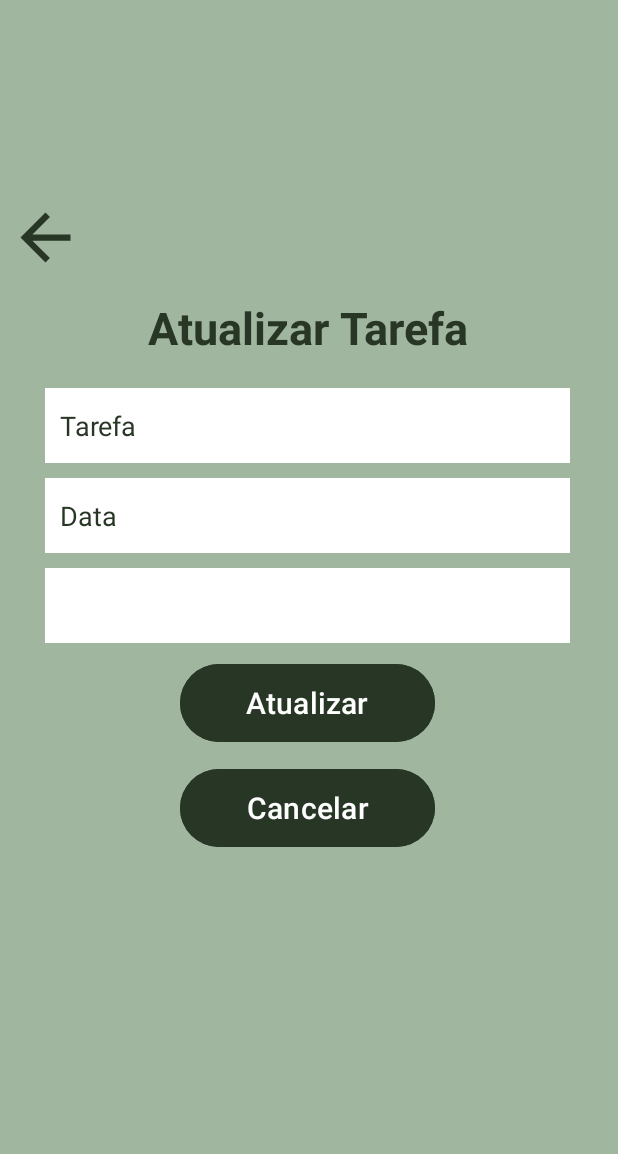
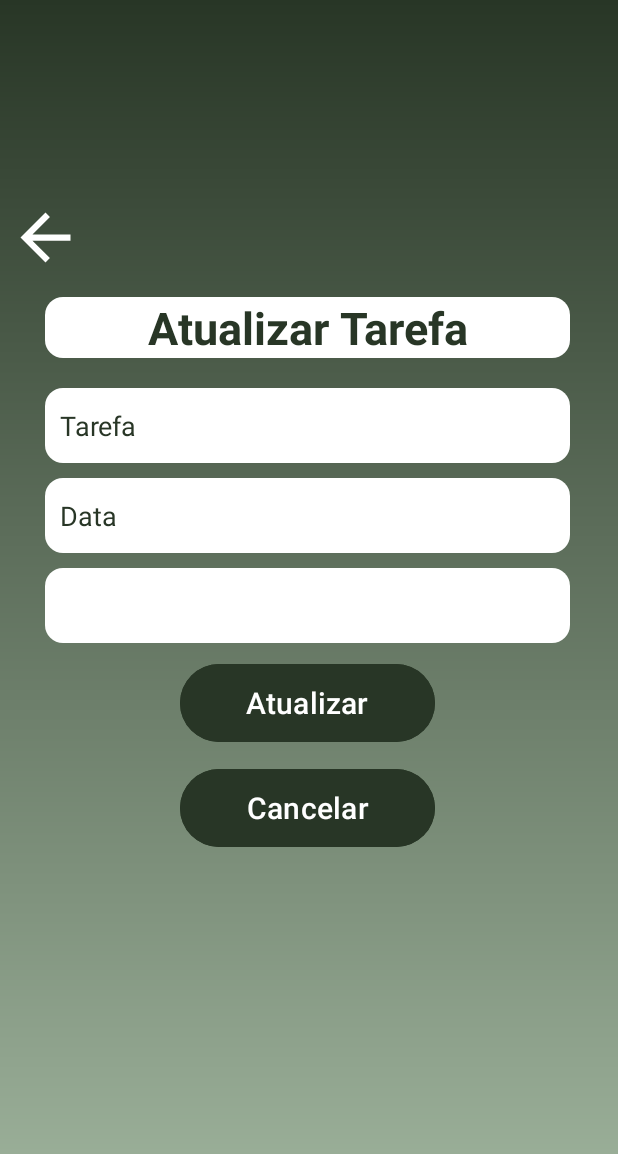
Before and after one commit to Willacy/TarefasAcademicas, an Android app: the TarefaActivity screen opened directly, with no data from a screen before it, on a phone screen of 412 x 824 dp. Shown: the top 1154 px of the screen. Run offline under Robolectric (Android 15) with nearby library versions, the phone set to English and light mode, and no system bars; 1 statement that could not run was skipped.

Commit message:
Layout alterado
Foi feita a alteração do layout do projeto

```diff
--- a/app/src/main/java/com/example/tarefasacademicas/view/TarefaActivity.java
+++ b/app/src/main/java/com/example/tarefasacademicas/view/TarefaActivity.java
@@ -1,7 +1,9 @@
 package com.example.tarefasacademicas.view;
 
 import android.app.AlertDialog;
+import android.app.DatePickerDialog;
 import android.os.Bundle;
+import android.text.InputType;
 import android.widget.ArrayAdapter;
 
 import androidx.activity.EdgeToEdge;
@@ -16,6 +18,7 @@ import com.example.tarefasacademicas.databinding.ActivityTarefaBinding;
 import com.example.tarefasacademicas.model.Curso;
 import com.example.tarefasacademicas.model.Tarefa;
 
+import java.util.Calendar;
 import java.util.List;
 
 public class TarefaActivity extends AppCompatActivity {
@@ -39,6 +42,22 @@ public class TarefaActivity extends AppCompatActivity {
         );
         adapter.setDropDownViewResource(R.layout.spinner_dropdown_tarefa);
         binding.spnTarefa.setAdapter(adapter);
+
+        // Essa linha configura a captura da data
+        binding.txtDataTarefa.setInputType(InputType.TYPE_NULL);
+        binding.txtDataTarefa.setFocusable(false);
+        binding.txtDataTarefa.setOnClickListener(v -> {
+            final Calendar calendario = Calendar.getInstance();
+            int ano = calendario.get(Calendar.YEAR);
+            int mes = calendario.get(Calendar.MONTH);
+            int dia = calendario.get(Calendar.DAY_OF_MONTH);
+
+            new DatePickerDialog(this, (view, year, month, dayOfMonth) -> {
+                String data = String.format("%02d/%02d/%04d", dayOfMonth, month + 1, year);
+                binding.txtDataTarefa.setText(data);
+            }, ano, mes, dia).show();
+        });
+        // fim da captura da data
 
         if (getIntent().getStringExtra("tela").equals("Cadastrar")) {
             binding.lblTitulo.setText("Cadastro de tarefa");
--- /dev/null
+++ b/app/src/main/res/drawable/bg_gradiente.xml
@@ -0,0 +1,7 @@
+<?xml version="1.0" encoding="utf-8"?>
+<shape xmlns:android="http://schemas.android.com/apk/res/android">
+    <gradient
+        android:startColor="@color/cor_menu"
+        android:endColor="@color/cor_fundo"
+        android:angle="-90"/>
+</shape>
--- /dev/null
+++ b/app/src/main/res/drawable/bg_textview_arredondado.xml
@@ -0,0 +1,5 @@
+<?xml version="1.0" encoding="utf-8"?>
+<shape xmlns:android="http://schemas.android.com/apk/res/android">
+    <solid android:color="@color/white" />
+    <corners android:radius="12dp" />
+</shape>
--- a/app/src/main/res/layout/activity_tarefa.xml
+++ b/app/src/main/res/layout/activity_tarefa.xml
@@ -5,7 +5,7 @@
     android:id="@+id/main"
     android:layout_width="match_parent"
     android:layout_height="match_parent"
-    android:background="@color/cor_fundo"
+    android:background="@drawable/bg_gradiente"
     tools:context=".view.TarefaActivity">
 
     <ImageButton
@@ -13,7 +13,7 @@
         android:layout_width="50dp"
         android:layout_height="50dp"
         android:background="@drawable/ic_voltar"
-        android:backgroundTint="@color/cor_menu"
+        android:backgroundTint="@color/white"
         android:contentDescription="@string/todo"
         app:layout_constraintBottom_toTopOf="@+id/linearLayout"
         app:layout_constraintStart_toStartOf="@+id/linearLayout" />
@@ -22,7 +22,7 @@
         android:id="@+id/linearLayout"
         android:layout_width="400dp"
         android:layout_height="400dp"
-        android:background="@color/cor_fundo"
+
         android:gravity="center"
         android:orientation="vertical"
         app:layout_constraintBottom_toBottomOf="parent"
@@ -41,14 +41,15 @@
             android:textAlignment="center"
             android:textColor="@color/cor_menu"
             android:textSize="30sp"
-            android:textStyle="bold" />
+            android:textStyle="bold"
+            android:background="@drawable/bg_textview_arredondado"/>
 
         <EditText
             android:id="@+id/txtDescTarefa"
             android:layout_width="350dp"
             android:layout_height="50dp"
             android:layout_marginBottom="10dp"
-            android:background="@color/white"
+            android:background="@drawable/bg_textview_arredondado"
             android:hint="@string/tarefa"
             android:paddingHorizontal="10dp"
             android:textColor="@color/cor_menu"
@@ -59,7 +60,7 @@
             android:layout_width="350dp"
             android:layout_height="50dp"
             android:layout_marginBottom="10dp"
-            android:background="@color/white"
+            android:background="@drawable/bg_textview_arredondado"
             android:hint="@string/data"
             android:paddingHorizontal="10dp"
             android:textColor="@color/cor_menu"
@@ -70,7 +71,7 @@
             android:layout_width="350dp"
             android:layout_height="50dp"
             android:layout_marginBottom="10dp"
-            android:background="@color/white"
+            android:background="@drawable/bg_textview_arredondado"
             android:paddingHorizontal="10dp"
             android:textColor="@color/cor_menu"
             android:textColorHint="@color/cor_menu" />
--- a/app/src/main/res/layout/fragment_cursos.xml
+++ b/app/src/main/res/layout/fragment_cursos.xml
@@ -4,7 +4,7 @@
     xmlns:tools="http://schemas.android.com/tools"
     android:layout_width="match_parent"
     android:layout_height="match_parent"
-    android:background="@color/cor_fundo"
+    android:background="@drawable/bg_gradiente"
     tools:context=".fragments.CursosFragment">
 
     <androidx.constraintlayout.widget.ConstraintLayout
@@ -27,7 +27,7 @@
             android:layout_marginEnd="16dp"
             android:layout_marginBottom="16dp"
             android:background="@drawable/ic_new_book"
-            android:backgroundTint="@color/cor_menu"
+            android:backgroundTint="@color/white"
             android:contentDescription="@string/todo"
             app:layout_constraintBottom_toBottomOf="parent"
             app:layout_constraintEnd_toEndOf="parent" />
--- a/app/src/main/res/layout/fragment_tarefas.xml
+++ b/app/src/main/res/layout/fragment_tarefas.xml
@@ -4,7 +4,7 @@
     xmlns:tools="http://schemas.android.com/tools"
     android:layout_width="match_parent"
     android:layout_height="match_parent"
-    android:background="@color/cor_fundo"
+    android:background="@drawable/bg_gradiente"
     tools:context=".fragments.TarefasFragment">
 
     <androidx.constraintlayout.widget.ConstraintLayout
@@ -27,7 +27,7 @@
             android:layout_marginEnd="16dp"
             android:layout_marginBottom="16dp"
             android:background="@drawable/ic_add_task"
-            android:backgroundTint="@color/cor_menu"
+            android:backgroundTint="@color/white"
             android:contentDescription="@string/todo"
             app:layout_constraintBottom_toBottomOf="parent"
             app:layout_constraintEnd_toEndOf="parent" />
```
Also changed, not shown: app/src/main/res/drawable/bg_gradiente_item_list.xml (added, +16 -0 lines), app/src/main/res/layout/activity_curso.xml (+7 -6 lines), app/src/main/res/layout/item_list_curso.xml (+28 -14 lines), app/src/main/res/layout/item_list_tarefa.xml (+31 -13 lines).
